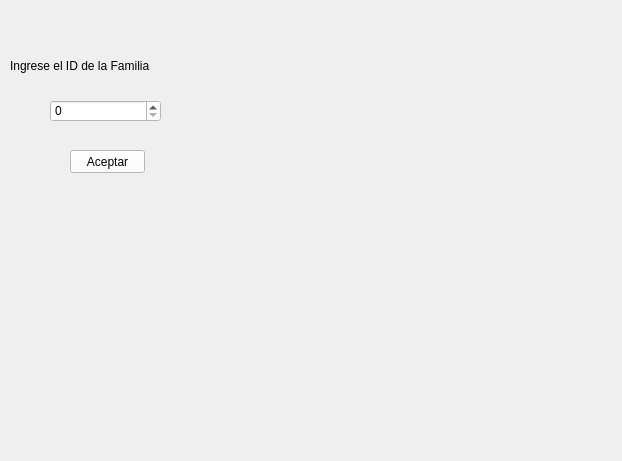
First picture: the form in ventanaconsultasfamilia.ui, repository DavidCrgh/Tarea_Programa_Estructuras_2, before the edit.
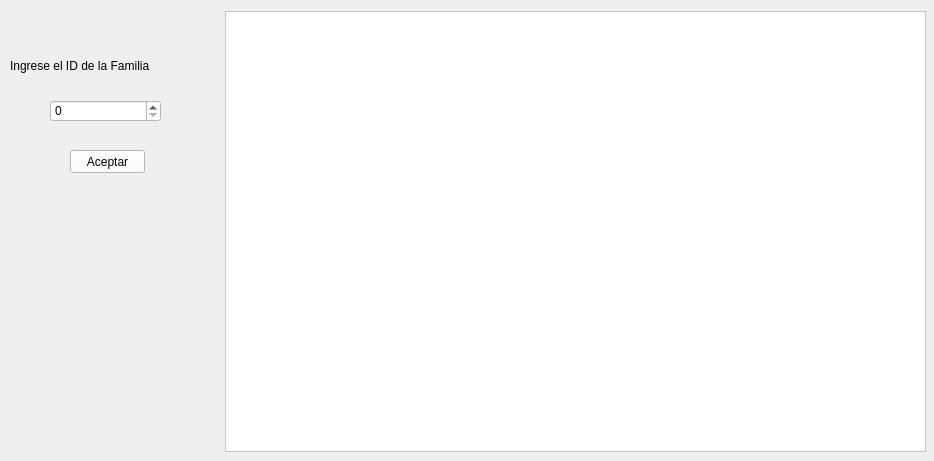
Second picture: the form after the edit. Icons and pictures are not drawn.

The edit to the form file:
```diff
--- a/ventanaconsultasfamilia.ui
+++ b/ventanaconsultasfamilia.ui
@@ -6,7 +6,7 @@
    <rect>
     <x>0</x>
     <y>0</y>
-    <width>622</width>
+    <width>934</width>
     <height>461</height>
    </rect>
   </property>
@@ -70,6 +70,19 @@
      <string>Aceptar</string>
     </property>
    </widget>
+   <widget class="QTextBrowser" name="infoFamilia">
+    <property name="geometry">
+     <rect>
+      <x>225</x>
+      <y>11</y>
+      <width>701</width>
+      <height>441</height>
+     </rect>
+    </property>
+    <property name="styleSheet">
+     <string notr="true">background-color: rgb(255, 255, 255);</string>
+    </property>
+   </widget>
   </widget>
  </widget>
  <resources>
```
